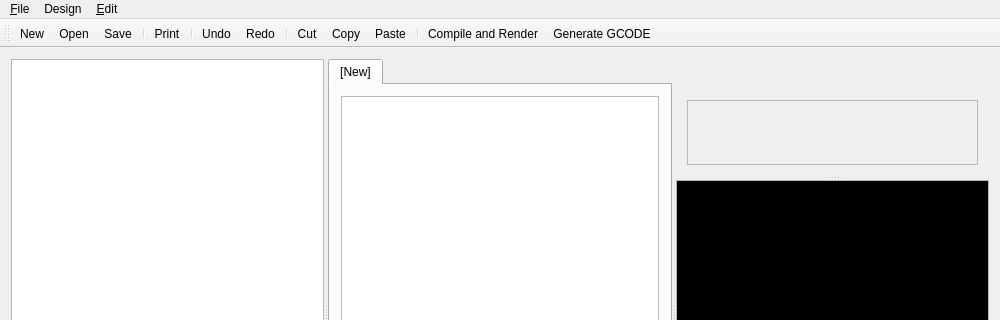
Above: src/mainwindow.ui from GilesBathgate/RapCAD before the change; both pictures show x 0 to 1000 and y 0 to 320 of the 1000 by 600 pixel window. Below: the same form after it.
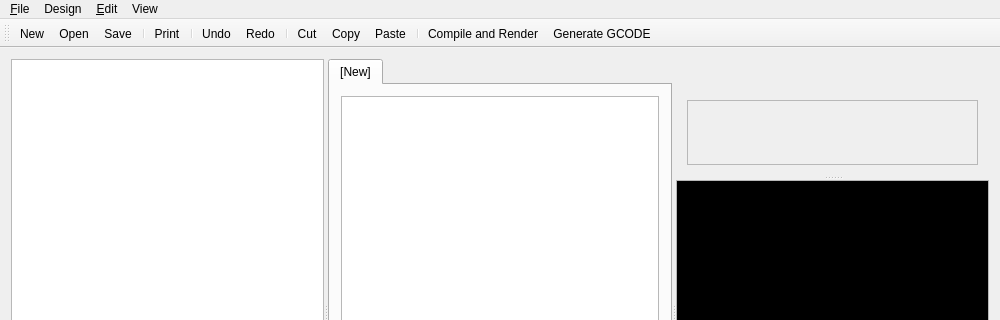
That is the form after the change. Custom widgets are drawn as their Qt base class.

Commit message: Added the ability to show edges and skeleton modes from menu.

Diff of the .ui file:
```diff
--- a/src/mainwindow.ui
+++ b/src/mainwindow.ui
@@ -198,9 +198,17 @@
     <addaction name="actionCompileAndRender"/>
     <addaction name="actionGenerateGcode"/>
    </widget>
+   <widget class="QMenu" name="menuView">
+    <property name="title">
+     <string>View</string>
+    </property>
+    <addaction name="actionShowEdges"/>
+    <addaction name="actionSkeleton"/>
+   </widget>
    <addaction name="menuFile"/>
    <addaction name="menuDesign"/>
    <addaction name="menu_Edit"/>
+   <addaction name="menuView"/>
   </widget>
   <widget class="QToolBar" name="mainToolBar">
    <attribute name="toolBarArea">
```
Left out of the diff: 22 changed lines with no effect on the pictures. The commit also changes 4 other files.
